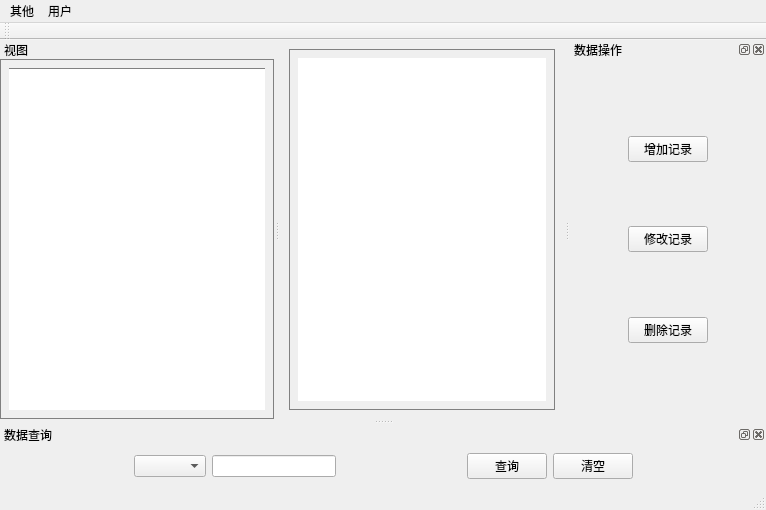
First picture: the form in teachermainwindow.ui, repository LUYONGDING/SMS, before the edit.
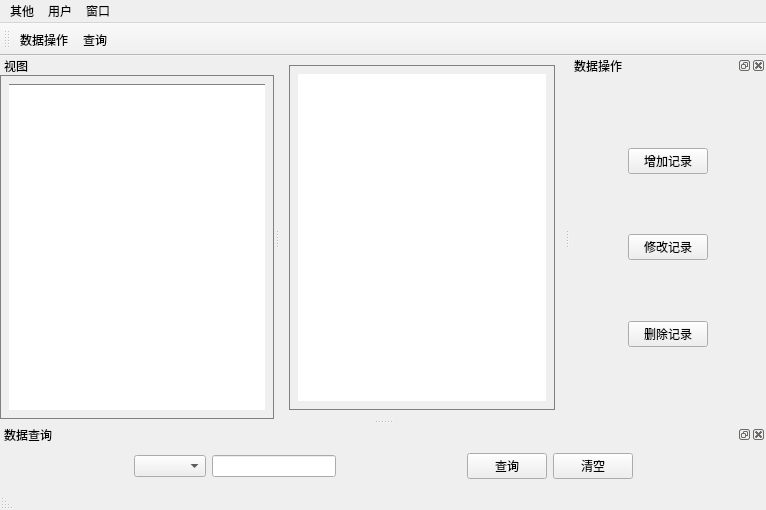
Second picture: the form after the edit. Icons and pictures are not drawn.

What changed in the file:
```diff
--- a/teachermainwindow.ui
+++ b/teachermainwindow.ui
@@ -62,10 +62,28 @@
     <addaction name="separator"/>
     <addaction name="actionloginout"/>
    </widget>
+   <widget class="QMenu" name="menu_2">
+    <property name="title">
+     <string>窗口</string>
+    </property>
+    <widget class="QMenu" name="menushow">
+     <property name="title">
+      <string>显示</string>
+     </property>
+     <addaction name="actionshow_control_widget"/>
+     <addaction name="actionshow_search_widget"/>
+    </widget>
+    <addaction name="menushow"/>
+   </widget>
    <addaction name="menuWindows"/>
    <addaction name="menu"/>
+   <addaction name="menu_2"/>
   </widget>
-  <widget class="QStatusBar" name="statusbar"/>
+  <widget class="QStatusBar" name="statusbar">
+   <property name="layoutDirection">
+    <enum>Qt::RightToLeft</enum>
+   </property>
+  </widget>
   <widget class="QToolBar" name="toolBar">
    <property name="contextMenuPolicy">
     <enum>Qt::ActionsContextMenu</enum>
@@ -73,12 +91,26 @@
    <property name="windowTitle">
     <string>工具栏</string>
    </property>
+   <property name="autoFillBackground">
+    <bool>false</bool>
+   </property>
+   <property name="iconSize">
+    <size>
+     <width>20</width>
+     <height>20</height>
+    </size>
+   </property>
+   <property name="toolButtonStyle">
+    <enum>Qt::ToolButtonIconOnly</enum>
+   </property>
    <attribute name="toolBarArea">
     <enum>TopToolBarArea</enum>
    </attribute>
    <attribute name="toolBarBreak">
-    <bool>false</bool>
+    <bool>true</bool>
    </attribute>
+   <addaction name="actionshow_control_widget"/>
+   <addaction name="actionshow_search_widget"/>
   </widget>
   <widget class="QDockWidget" name="dockWidget_left">
    <property name="styleSheet">
@@ -325,6 +357,32 @@
     <string>登出</string>
    </property>
   </action>
+  <action name="actionaboutQt">
+   <property name="text">
+    <string>关于Qt</string>
+   </property>
+  </action>
+  <action name="actionshow_control_widget">
+   <property name="icon">
+    <iconset resource="res.qrc">
+     <normaloff>:/mainWin/Icon/Browser_tool_485px_1191946_easyicon.net.png</normaloff>:/mainWin/Icon/Browser_tool_485px_1191946_easyicon.net.png</iconset>
+   </property>
+   <property name="text">
+    <string>数据操作</string>
+   </property>
+  </action>
+  <action name="actionshow_search_widget">
+   <property name="checkable">
+    <bool>false</bool>
+   </property>
+   <property name="icon">
+    <iconset resource="res.qrc">
+     <normaloff>:/mainWin/Icon/Magnify_query_256px_1194075_easyicon.net.png</normaloff>:/mainWin/Icon/Magnify_query_256px_1194075_easyicon.net.png</iconset>
+   </property>
+   <property name="text">
+    <string>查询</string>
+   </property>
+  </action>
  </widget>
  <resources/>
  <connections/>
```
Left out of the diff: 18 changed lines with no effect on the pictures.
